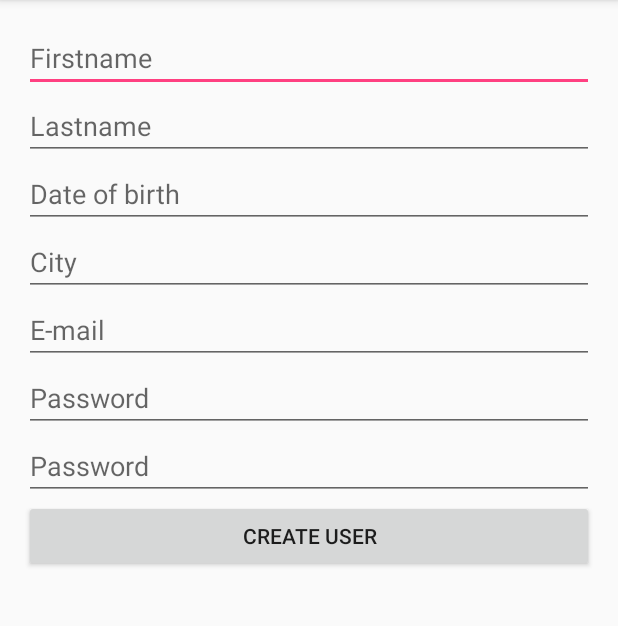
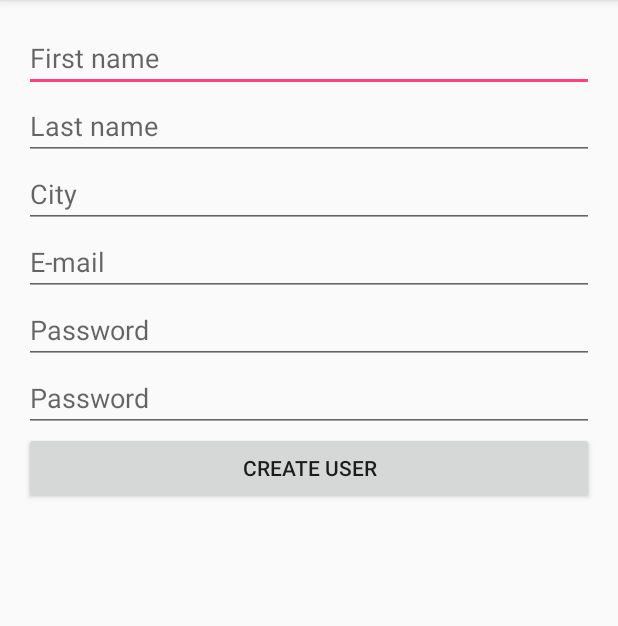
Before and after one commit to gvekan/tddd80-android-flask, an Android app: the RegisterActivity screen opened directly, with no data from a screen before it, after a tap on "CREATE USER", on a phone screen of 412 x 824 dp, the part 84-710 px from its top. Run offline under Robolectric (Android 15) with nearby library versions, the phone set to English and light mode, and no system bars; our stand-ins replace Volley.

Commit message:
tagit bort birthdate, ändrat till first_name. Register funkar

```diff
--- a/AndroidProjekt/app/src/main/AndroidManifest.xml
+++ b/AndroidProjekt/app/src/main/AndroidManifest.xml
@@ -1,7 +1,7 @@
 <?xml version="1.0" encoding="utf-8"?>
 <manifest xmlns:android="http://schemas.android.com/apk/res/android"
     package="com.example.simsu451.androidprojekt">
-
+    <uses-permission android:name="android.permission.INTERNET" />
     <application
         android:allowBackup="true"
         android:icon="@mipmap/ic_launcher"
--- a/AndroidProjekt/app/src/main/java/com/example/simsu451/androidprojekt/RegisterActivity.java
+++ b/AndroidProjekt/app/src/main/java/com/example/simsu451/androidprojekt/RegisterActivity.java
@@ -3,7 +3,6 @@ package com.example.simsu451.androidprojekt;
 import android.content.Intent;
 import android.support.v7.app.AppCompatActivity;
 import android.os.Bundle;
-import android.util.Log;
 import android.view.View;
 import android.widget.Button;
 import android.widget.EditText;
@@ -43,28 +42,28 @@ public class RegisterActivity extends AppCompatActivity {
     private void createUser() {
         String url = Constants.URL + "register";
 
-        EditText etFirstname = (EditText) findViewById(R.id.etFirstname);
-        EditText etLastname = (EditText) findViewById(R.id.etLastname);
+        EditText etFirstName = (EditText) findViewById(R.id.etFirstName);
+        EditText etLastName = (EditText) findViewById(R.id.etLastName);
         EditText etCity = (EditText) findViewById(R.id.etCity);
         etEmail = (EditText) findViewById(R.id.etEmail);
         EditText etPassword = (EditText) findViewById(R.id.etPassword);
         EditText etControlPassword = (EditText) findViewById(R.id.etControlPassword);
 
-        if (etFirstname == null) throw new AssertionError("etFirstname is null");
-        if (etLastname == null) throw new AssertionError("etLastname is null");
+        if (etFirstName == null) throw new AssertionError("etFirstName is null");
+        if (etLastName == null) throw new AssertionError("etLastName is null");
         if (etCity == null) throw new AssertionError("etCity is null");
         if (etEmail == null) throw new AssertionError("etEmail is null");
         if (etPassword == null) throw new AssertionError("etPassword is null");
         if (etControlPassword == null) throw new AssertionError("etControlPassword is null");
 
-        String firstname = etFirstname.getText().toString();
-        String lastname = etLastname.getText().toString();
+        String first_name = etFirstName.getText().toString();
+        String last_name = etLastName.getText().toString();
         String city = etCity.getText().toString();
         String email = etEmail.getText().toString();
         String password = etPassword.getText().toString();
         String controlPassword = etControlPassword.getText().toString();
 
-        if (firstname.length() == 0 || lastname.length() == 0 || city.length() == 0 || email.length() == 0 || password.length() == 0 || controlPassword.length() == 0) {
+        if (first_name.length() == 0 || last_name.length() == 0 || city.length() == 0 || email.length() == 0 || password.length() == 0 || controlPassword.length() == 0) {
             Toast.makeText(this, "All fields must be filled in", Toast.LENGTH_SHORT).show();
             return;
         }
@@ -81,8 +80,8 @@ public class RegisterActivity extends AppCompatActivity {
         }
         final JSONObject params = new JSONObject();
         try {
-            params.put("firstname", firstname);
-            params.put("lastname", lastname);
+            params.put("first_name", first_name);
+            params.put("last_name", last_name);
             params.put("city", city);
             params.put("email", email);
             params.put("password", password);
--- a/AndroidProjekt/app/src/main/res/layout/activity_register.xml
+++ b/AndroidProjekt/app/src/main/res/layout/activity_register.xml
@@ -12,28 +12,21 @@
     android:orientation="vertical">
 
     <EditText
-        android:hint="Firstname"
+        android:hint="First name"
         android:layout_width="match_parent"
         android:layout_height="wrap_content"
         android:inputType="textPersonName"
         android:ems="10"
-        android:id="@+id/etFirstname" />
+        android:id="@+id/etFirstName" />
 
     <EditText
-        android:hint="Lastname"
+        android:hint="Last name"
         android:layout_width="match_parent"
         android:layout_height="wrap_content"
         android:inputType="textPersonName"
         android:ems="10"
-        android:id="@+id/etLastname" />
+        android:id="@+id/etLastName" />
 
-    <EditText
-        android:hint="Date of birth"
-        android:layout_width="match_parent"
-        android:layout_height="wrap_content"
-        android:inputType="date"
-        android:ems="10"
-        android:id="@+id/etBirthdate" />
 
     <EditText
         android:hint="City"
```
Also changed, not shown: AndroidProjekt/app/src/main/java/com/example/simsu451/androidprojekt/ChatAdapter.java (added, +8 -0 lines), AndroidProjekt/app/src/main/java/com/example/simsu451/androidprojekt/Message.java (added, +26 -0 lines), AndroidProjekt/app/src/main/res/layout/activity_chat.xml (+26 -0 lines).
